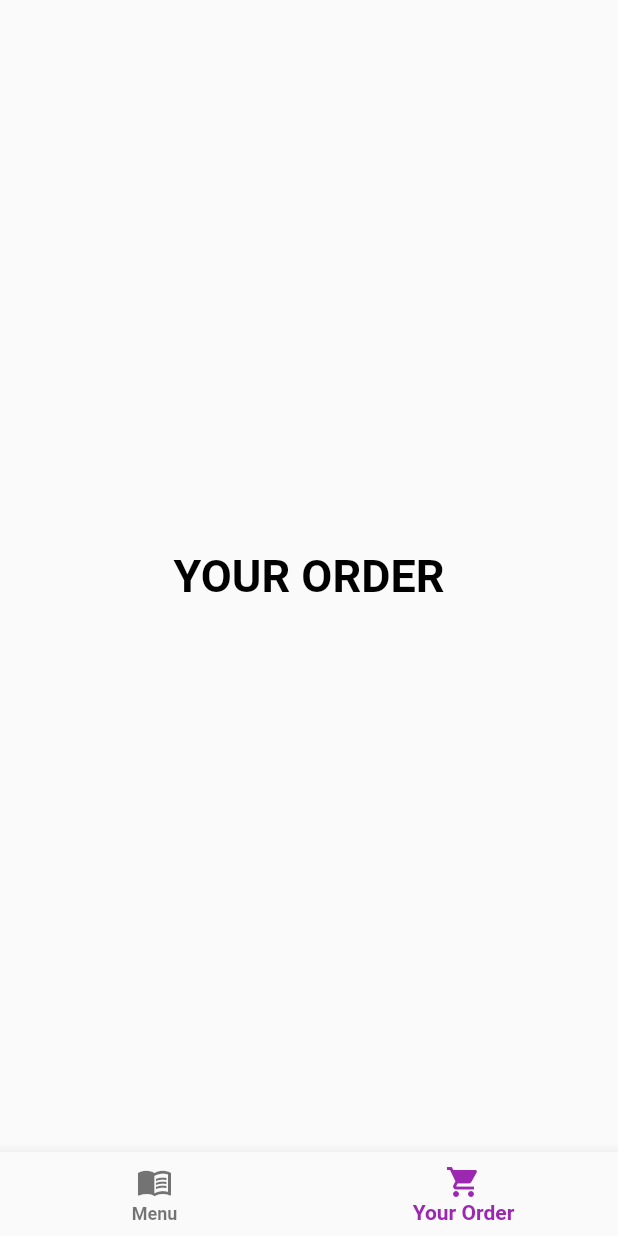
After one commit to chayanon12/food_app, a Flutter app: the FoodMainPage screen opened directly, item 2 of the bottom bar chosen, on a phone screen of 412 x 824 dp. The commit adds this screen. Run offline on Flutter 3.47's test engine with Material 2 defaults, Android fonts, the phone set to English and light mode, and no system bars; our stand-ins replace google_fonts.

Commit message:
homework 12

```diff
--- a/lib/main.dart
+++ b/lib/main.dart
@@ -1,6 +1,8 @@
 import 'package:flutter/material.dart';
+import 'package:food_app/pages/food/food_detail.dart';
 import 'package:food_app/pages/home/home.dart';
 import 'package:food_app/pages/login/login_page.dart';
+import 'package:food_app/pages/food/food_list_page.dart';
 void main() {
   runApp(MyApp());
 }
@@ -36,6 +38,7 @@ class MyApp extends StatelessWidget {
       routes: {
         LoginPage.routeName: (context) => const LoginPage(),
         HomePage.routeName: (context) => const HomePage(),
+        '/detail':(context) => const Detail(),
       },
       initialRoute: '/login',
     );
--- /dev/null
+++ b/lib/pages/food/food_main_page.dart
@@ -0,0 +1,50 @@
+import 'package:flutter/material.dart';
+
+class FoodMainPage extends StatefulWidget {
+  const FoodMainPage({Key? key}) : super(key: key);
+
+  @override
+  _FoodMainPageState createState() => _FoodMainPageState();
+}
+
+class _FoodMainPageState extends State<FoodMainPage> {
+  var _selectedBottomNavIndex = 0;
+
+  @override
+  Widget build(BuildContext context) {
+    return Scaffold(
+      bottomNavigationBar: BottomNavigationBar(
+        items: [
+          BottomNavigationBarItem(
+            icon: Icon(Icons.menu_book),
+            label: 'Menu',
+          ),
+          BottomNavigationBarItem(
+            icon: Icon(Icons.shopping_cart),
+            label: 'Your Order',
+          ),
+        ],
+        currentIndex: _selectedBottomNavIndex,
+        selectedItemColor: Colors.purple,
+        onTap: (index) {
+          setState(() {
+            _selectedBottomNavIndex = index;
+          });
+        },
+      ),
+      body: _selectedBottomNavIndex == 0
+          ? Container(
+        child: Center(
+          child: Text('FOOD MENU',
+              style: Theme.of(context).textTheme.headline1),
+        ),
+      )
+          : Container(
+        child: Center(
+          child: Text('YOUR ORDER',
+              style: Theme.of(context).textTheme.headline1),
+        ),
+      ),
+    );
+  }
+}
--- a/lib/pages/home/home.dart
+++ b/lib/pages/home/home.dart
@@ -1,5 +1,6 @@
 import 'package:flutter/material.dart';
 import 'package:flutter/rendering.dart';
+import 'package:food_app/pages/food/food_list_page.dart';
 import 'package:google_fonts/google_fonts.dart';
 import 'package:food_app/pages/login/login_page.dart';
 
@@ -129,7 +130,7 @@ class _HomePageState extends State<HomePage> {
               ),
             ));
       case 1:
-        return FoodPage();
+        return FoodListPage();
       case 2:
         return ProfilePage();
       default:
```
Also changed, not shown: lib/models/food_item.dart (added, +13 -0 lines), lib/pages/food/food_detail.dart (added, +34 -0 lines), lib/pages/food/food_list_page.dart (added, +71 -0 lines), assets/images/food.png (added), assets/images/kao_kai_jeaw.jpg (added), assets/images/kao_moo_dang.jpg (added), assets/images/kao_mun_kai.jpg (added), assets/images/kao_na_ped.jpg (added), assets/images/kao_pad.jpg (added), assets/images/no_image.png (added), assets/images/pad_sie_eew.jpg (added), assets/images/pad_thai.jpg (added), assets/images/rad_na.jpg (added), assets/images/som_tum_kai_yang.jpg (added).
